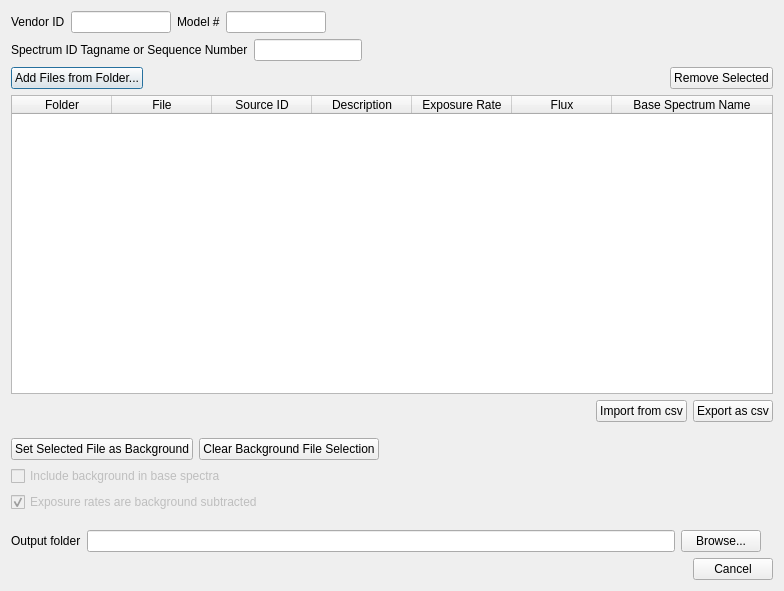
Above: src/ui/create_base_spectra_dialog.ui from LLNL/RASE before the change. Below: the same form after it.
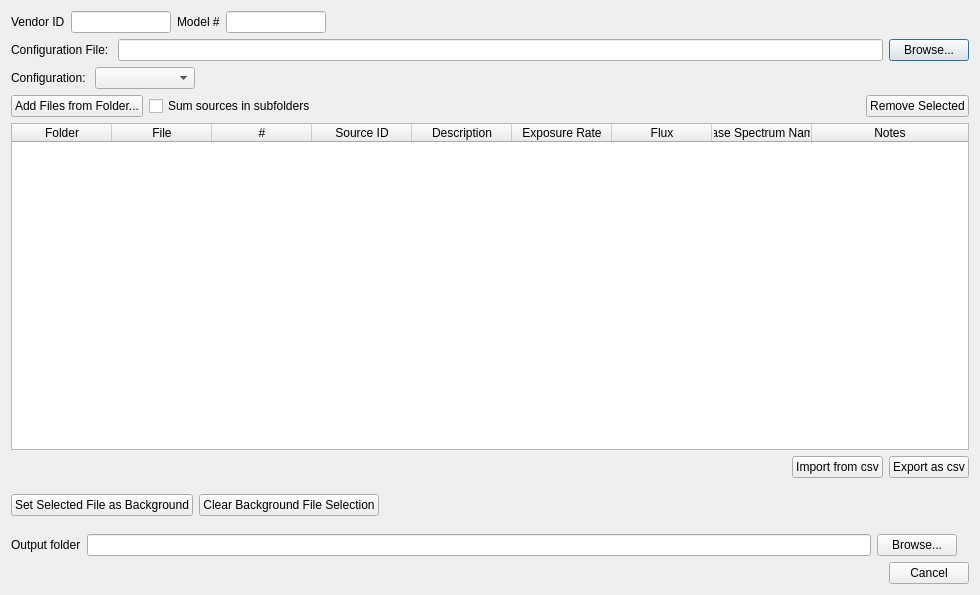
That is the form after the change.

What changed in the file:
```diff
--- a/src/ui/create_base_spectra_dialog.ui
+++ b/src/ui/create_base_spectra_dialog.ui
@@ -6,8 +6,8 @@
    <rect>
     <x>0</x>
     <y>0</y>
-    <width>784</width>
-    <height>591</height>
+    <width>980</width>
+    <height>595</height>
    </rect>
   </property>
   <property name="windowTitle">
@@ -92,26 +92,50 @@
    <item>
     <layout class="QHBoxLayout" name="horizontalLayout_6">
      <item>
+      <widget class="QLabel" name="Config_file_label">
+       <property name="text">
+        <string>Configuration File: </string>
+       </property>
+      </widget>
+     </item>
+     <item>
+      <widget class="QLineEdit" name="txtConfigFile"/>
+     </item>
+     <item>
+      <widget class="QPushButton" name="btnBrowseConfig">
+       <property name="text">
+        <string>Browse...</string>
+       </property>
+      </widget>
+     </item>
+    </layout>
+   </item>
+   <item>
+    <layout class="QHBoxLayout" name="layoutConfigSelect">
+     <item>
       <widget class="QLabel" name="label_3">
        <property name="text">
-        <string>Spectrum ID Tagname or Sequence Number</string>
+        <string>Configuration: </string>
        </property>
       </widget>
      </item>
      <item>
-      <widget class="QLineEdit" name="txtSpectrumTag">
+      <widget class="QComboBox" name="comboConfig">
        <property name="sizePolicy">
-        <sizepolicy hsizetype="Fixed" vsizetype="Fixed">
+        <sizepolicy hsizetype="Minimum" vsizetype="Fixed">
          <horstretch>0</horstretch>
          <verstretch>0</verstretch>
         </sizepolicy>
        </property>
-       <property name="maximumSize">
+       <property name="minimumSize">
         <size>
-         <width>200</width>
-         <height>16777215</height>
+         <width>100</width>
+         <height>0</height>
         </size>
        </property>
+       <property name="currentText">
+        <string/>
+       </property>
       </widget>
      </item>
      <item>
@@ -138,6 +162,13 @@
        </property>
       </widget>
      </item>
+     <item>
+      <widget class="QCheckBox" name="checkBox_ComboFolder">
+       <property name="text">
+        <string>Sum sources in subfolders</string>
+       </property>
+      </widget>
+     </item>
      <item>
       <spacer name="horizontalSpacer_2">
        <property name="orientation">
@@ -163,7 +194,7 @@
    <item>
     <widget class="QTableWidget" name="sourceTable">
      <property name="columnCount">
-      <number>7</number>
+      <number>9</number>
      </property>
      <attribute name="horizontalHeaderStretchLastSection">
       <bool>true</bool>
@@ -178,6 +209,11 @@
        <string>File</string>
       </property>
      </column>
+     <column>
+      <property name="text">
+       <string>#</string>
+      </property>
+     </column>
      <column>
       <property name="text">
        <string>Source ID</string>
@@ -203,6 +239,11 @@
        <string>Base Spectrum Name</string>
       </property>
      </column>
+     <column>
+      <property name="text">
+       <string>Notes</string>
+      </property>
+     </column>
     </widget>
    </item>
    <item>
@@ -270,29 +311,6 @@
      </item>
     </layout>
    </item>
-   <item>
-    <widget class="QCheckBox" name="checkBox">
-     <property name="enabled">
-      <bool>false</bool>
-     </property>
-     <property name="text">
-      <string>Include background in base spectra</string>
-     </property>
-    </widget>
-   </item>
-   <item>
-    <widget class="QCheckBox" name="checkBox_2">
-     <property name="enabled">
-      <bool>false</bool>
-     </property>
-     <property name="text">
-      <string>Exposure rates are background subtracted</string>
-     </property>
-     <property name="checked">
-      <bool>true</bool>
-     </property>
-    </widget>
-   </item>
    <item>
     <layout class="QHBoxLayout" name="horizontalLayout_4">
      <property name="topMargin">
```
